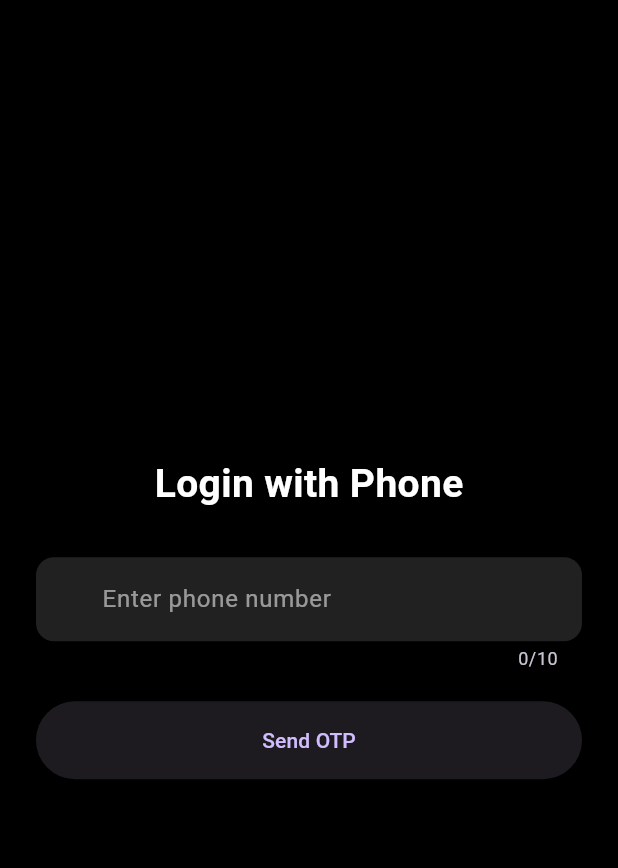
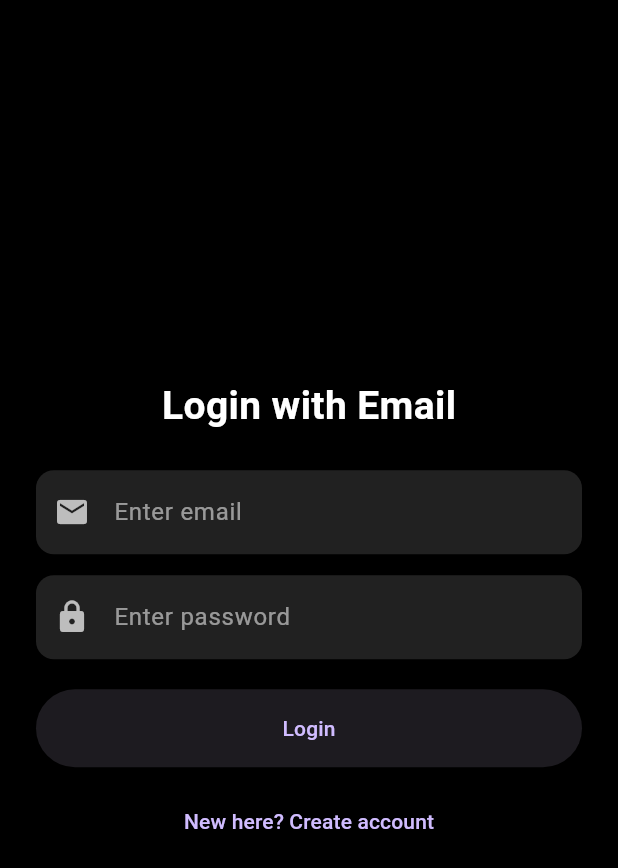
Before and after one commit to spark16x/fixo.go, a Flutter app: the screen it shows after launch, on a phone screen of 412 x 824 dp. Shown: the top 868 px of the screen. Run offline on Flutter 3.47's test engine with Material 3 defaults, Android fonts, the light colour scheme and no system bars; our stand-ins replace cloud_firestore, firebase_auth, firebase_core, flutter_map, geolocator, latlong2; accounts and stored records are empty.

Commit message:
Switch login to email/password auth with reusable components

```diff
--- /dev/null
+++ b/app/lib/components/auth_action_button.dart
@@ -0,0 +1,32 @@
+import 'package:flutter/material.dart';
+
+class AuthActionButton extends StatelessWidget {
+  const AuthActionButton({
+    super.key,
+    required this.onPressed,
+    required this.loading,
+    required this.label,
+  });
+
+  final VoidCallback? onPressed;
+  final bool loading;
+  final String label;
+
+  @override
+  Widget build(BuildContext context) {
+    return SizedBox(
+      width: double.infinity,
+      height: 52,
+      child: ElevatedButton(
+        onPressed: loading ? null : onPressed,
+        child: loading
+            ? const SizedBox(
+                width: 20,
+                height: 20,
+                child: CircularProgressIndicator(strokeWidth: 2),
+              )
+            : Text(label),
+      ),
+    );
+  }
+}
--- /dev/null
+++ b/app/lib/components/auth_text_field.dart
@@ -0,0 +1,40 @@
+import 'package:flutter/material.dart';
+
+class AuthTextField extends StatelessWidget {
+  const AuthTextField({
+    super.key,
+    required this.controller,
+    required this.hint,
+    this.keyboardType,
+    this.obscureText = false,
+    this.prefixIcon,
+  });
+
+  final TextEditingController controller;
+  final String hint;
+  final TextInputType? keyboardType;
+  final bool obscureText;
+  final IconData? prefixIcon;
+
+  @override
+  Widget build(BuildContext context) {
+    return TextField(
+      controller: controller,
+      keyboardType: keyboardType,
+      obscureText: obscureText,
+      style: const TextStyle(color: Colors.white),
+      decoration: InputDecoration(
+        hintText: hint,
+        hintStyle: const TextStyle(color: Colors.white54),
+        prefixIcon:
+            prefixIcon == null ? null : Icon(prefixIcon, color: Colors.white70),
+        filled: true,
+        fillColor: Colors.grey[900],
+        border: OutlineInputBorder(
+          borderRadius: BorderRadius.circular(12),
+          borderSide: BorderSide.none,
+        ),
+      ),
+    );
+  }
+}
--- a/app/lib/screens/login.dart
+++ b/app/lib/screens/login.dart
@@ -1,10 +1,9 @@
-import 'dart:async';
+import 'package:firebase_auth/firebase_auth.dart';
 import 'package:flutter/material.dart';
-import 'package:firebase_auth/firebase_auth.dart';
-import 'package:truecaller_sdk/truecaller_sdk.dart';
-import 'package:uuid/uuid.dart';
 
-import 'otp.dart';
+import '../components/auth_action_button.dart';
+import '../components/auth_text_field.dart';
+import 'home.dart';
 
 class LoginScreen extends StatefulWidget {
   const LoginScreen({super.key});
@@ -14,185 +13,116 @@ class LoginScreen extends StatefulWidget {
 }
 
 class _LoginScreenState extends State<LoginScreen> {
-
-  final phoneController = TextEditingController();
-  final phoneFocus = FocusNode();
+  final emailController = TextEditingController();
+  final passwordController = TextEditingController();
 
   bool loading = false;
+  bool isLoginMode = true;
 
-  /// TRUECALLER STATE (UNCHANGED)
-  bool truecallerAvailable = false;
-  bool checkingTruecaller = true;
-  StreamSubscription? _tcStream;
-  String? _codeVerifier;
-  String? _oauthState;
+  Future<void> _submit() async {
+    final email = emailController.text.trim();
+    final password = passwordController.text.trim();
 
-  @override
-  void initState() {
-    super.initState();
-    _initializeTruecaller();
-  }
-
-  // ================= PHONE AUTH =================
-
-  Future<void> authenticate() async {
-
-    final phone = phoneController.text.trim();
-
-    if (phone.length != 10) {
-      _show("Enter valid 10 digit number");
+    if (!email.contains('@') || password.length < 6) {
+      _show('Enter a valid email and a password (min 6 chars)');
       return;
     }
 
     setState(() => loading = true);
 
-    await FirebaseAuth.instance.verifyPhoneNumber(
-      phoneNumber: "+91$phone",
-
-      verificationCompleted: (credential) async {
-        await FirebaseAuth.instance
-            .signInWithCredential(credential);
-      },
-
-      verificationFailed: (e) {
-        _stopLoading();
-        _show(e.message ?? "Verification failed");
-      },
-
-      codeSent: (verificationId, _) {
-        _stopLoading();
-        Navigator.push(
-          context,
-          MaterialPageRoute(
-            builder: (_) =>
-                OtpScreen(verificationId: verificationId),
-          ),
+    try {
+      if (isLoginMode) {
+        await FirebaseAuth.instance.signInWithEmailAndPassword(
+          email: email,
+          password: password,
         );
-      },
-
-      codeAutoRetrievalTimeout: (_) {
-        _stopLoading();
-      },
+      } else {
+        await FirebaseAuth.instance.createUserWithEmailAndPassword(
+          email: email,
+          password: password,
         );
       }
 
-  // ================= TRUECALLER (UNCHANGED) =================
-
-  Future<void> _initializeTruecaller() async {
-    TcSdk.initializeSDK(
-      sdkOption: TcSdkOptions.OPTION_VERIFY_ONLY_TC_USERS,
+      if (!mounted) return;
+      Navigator.pushReplacement(
+        context,
+        MaterialPageRoute(builder: (_) => const HomeScreen()),
       );
-
-    final usable = await TcSdk.isOAuthFlowUsable;
-
-    if (!mounted) return;
-
-    truecallerAvailable = usable;
-    checkingTruecaller = false;
-
-    if (usable) _listenTruecaller();
-
-    setState(() {});
+    } on FirebaseAuthException catch (e) {
+      _show(e.message ?? 'Authentication failed');
+    } finally {
+      if (mounted) {
+        setState(() => loading = false);
       }
-
-  void _listenTruecaller() {
-    _tcStream =
-        TcSdk.streamCallbackData.listen((callback) async {
-
-      if (callback.result ==
-          TcSdkCallbackResult.success) {
-
-        final data = callback.tcOAuthData;
-
-        if (data == null ||
-            data.state != _oauthState ||
-            _codeVerifier == null) {
-          _show("Truecaller validation failed");
-          return;
     }
-
-        // TODO: Send to backend & create Firestore user
-      }
-    });
-  }
-
-  void _stopLoading() {
-    if (mounted) setState(() => loading = false);
   }
 
   void _show(String msg) {
-    ScaffoldMessenger.of(context)
-        .showSnackBar(SnackBar(content: Text(msg)));
+    ScaffoldMessenger.of(context).showSnackBar(SnackBar(content: Text(msg)));
   }
 
   @override
   void dispose() {
-    phoneController.dispose();
-    phoneFocus.dispose();
-    _tcStream?.cancel();
+    emailController.dispose();
+    passwordController.dispose();
     super.dispose();
   }
 
   @override
   Widget build(BuildContext context) {
-
     return Scaffold(
       backgroundColor: Colors.black,
-      body: Padding(
+      body: Center(
+        child: SingleChildScrollView(
           padding: const EdgeInsets.all(24),
           child: Column(
-          mainAxisAlignment: MainAxisAlignment.center,
+            mainAxisSize: MainAxisSize.min,
             children: [
-
-            const Text(
-              "Login with Phone",
-              style: TextStyle(
+              Text(
+                isLoginMode ? 'Login with Email' : 'Create Account',
+                style: const TextStyle(
                   fontSize: 26,
                   color: Colors.white,
                   fontWeight: FontWeight.bold,
                 ),
               ),
-
-            const SizedBox(height: 30),
-
-            TextField(
-              controller: phoneController,
-              focusNode: phoneFocus,
-              keyboardType: TextInputType.phone,
-              maxLength: 10,
-              style: const TextStyle(color: Colors.white),
-              decoration: InputDecoration(
-                prefixText: "+91 ",
-                prefixStyle:
-                    const TextStyle(color: Colors.white),
-                hintText: "Enter phone number",
-                hintStyle:
-                    const TextStyle(color: Colors.white54),
-                filled: true,
-                fillColor: Colors.grey[900],
-                border: OutlineInputBorder(
-                  borderRadius:
-                      BorderRadius.circular(12),
-                  borderSide: BorderSide.none,
+              const SizedBox(height: 24),
+              AuthTextField(
+                controller: emailController,
+                hint: 'Enter email',
+                keyboardType: TextInputType.emailAddress,
+                prefixIcon: Icons.email,
               ),
+              const SizedBox(height: 14),
+              AuthTextField(
+                controller: passwordController,
+                hint: 'Enter password',
+                obscureText: true,
+                prefixIcon: Icons.lock,
               ),
+              const SizedBox(height: 20),
+              AuthActionButton(
+                onPressed: _submit,
+                loading: loading,
+                label: isLoginMode ? 'Login' : 'Sign up',
               ),
-
-            const SizedBox(height: 20),
-
-            SizedBox(
-              width: double.infinity,
-              height: 52,
-              child: ElevatedButton(
-                onPressed: loading ? null : authenticate,
-                child: loading
-                    ? const CircularProgressIndicator()
-                    : const Text("Send OTP"),
+              const SizedBox(height: 12),
+              TextButton(
+                onPressed: loading
+                    ? null
+                    : () {
+                        setState(() => isLoginMode = !isLoginMode);
+                      },
+                child: Text(
+                  isLoginMode
+                      ? 'New here? Create account'
+                      : 'Already have an account? Login',
                 ),
               ),
             ],
           ),
         ),
+      ),
     );
   }
 }
```
Lines whose indentation alone changed are shown as unchanged.
